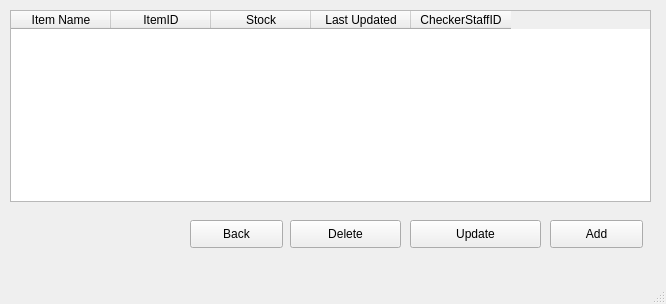
Above: ui_files/InventoryManagment.ui from TahaZahid05/Restaurant-Managment-System before the change. Below: the same form after it.
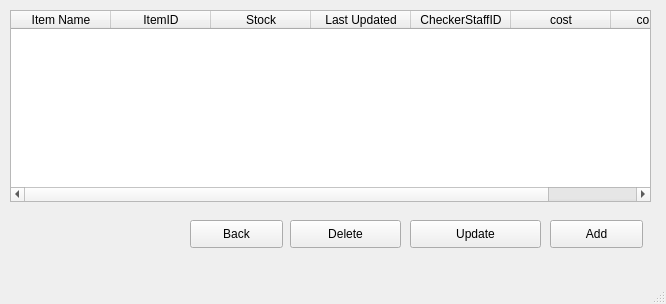
That is the form after the change.

The edit to the form file:
```diff
--- a/ui_files/InventoryManagment.ui
+++ b/ui_files/InventoryManagment.ui
@@ -48,6 +48,16 @@
       <string>CheckerStaffID</string>
      </property>
     </column>
+    <column>
+     <property name="text">
+      <string>cost</string>
+     </property>
+    </column>
+    <column>
+     <property name="text">
+      <string>company</string>
+     </property>
+    </column>
    </widget>
    <widget class="QPushButton" name="updateButton">
     <property name="geometry">
```
Left out of the diff: 6 changed lines with no effect on the pictures.
